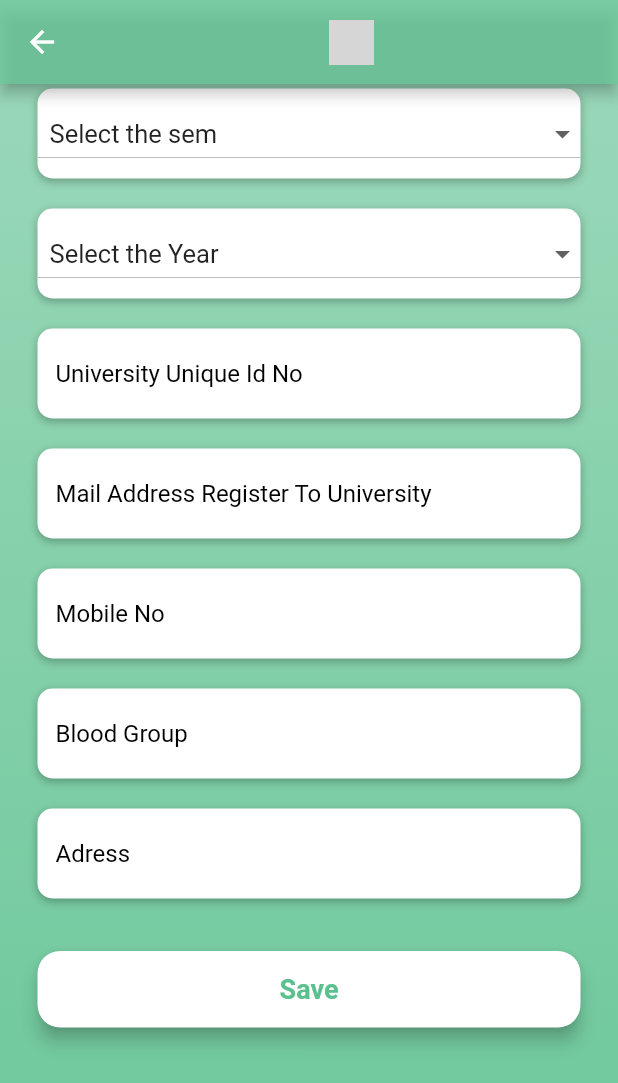
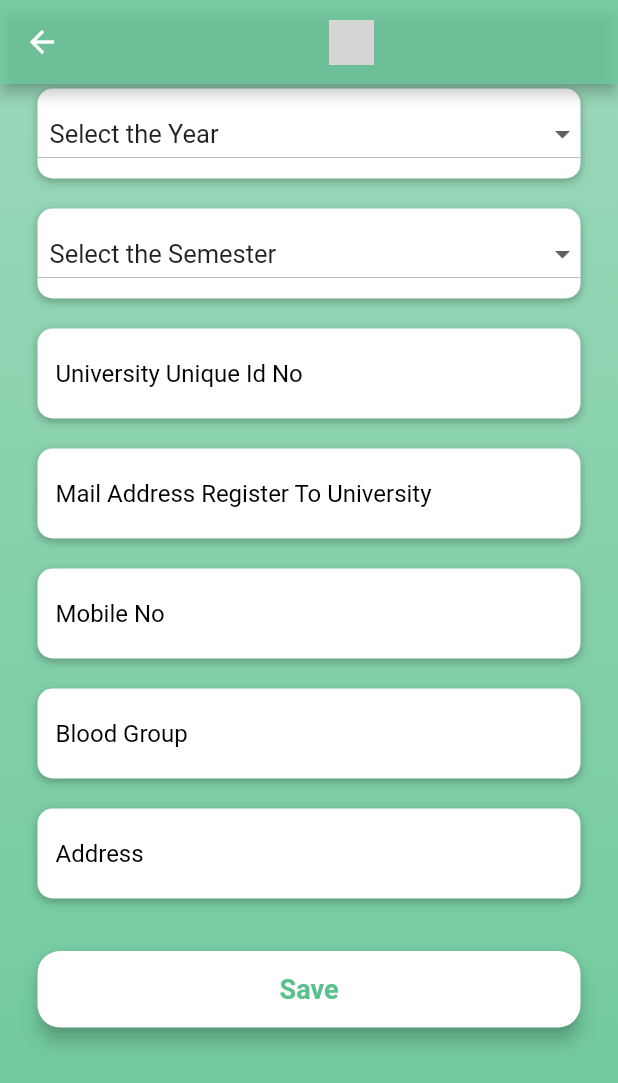
Before and after one commit to priyankasmhetre/SppuStudentApplicationFinal, a Flutter app: the screen it shows after launch, scrolled down 576 dp, on a phone screen of 412 x 824 dp. Shown: the top 1083 px of the screen. Run offline on Flutter 3.47's test engine with Material 2 defaults, Android fonts, the light colour scheme and no system bars; our stand-ins replace flutter_svg, image_picker; grey boxes are pictures that could not be loaded.

Commit message:
solve add year and semester year

```diff
--- a/lib/Screens/Profile_student.dart
+++ b/lib/Screens/Profile_student.dart
@@ -1,59 +1,42 @@
-
-
-
-
-
 import 'dart:io';
-
 import"package:flutter/material.dart";
 import 'package:flutter/services.dart';
 import 'package:image_picker/image_picker.dart';
-class Profile_student extends StatefulWidget{
+
+class Profile_student extends StatefulWidget {
   @override
   State<StatefulWidget> createState() {
     return student_State();
   }
 }
-
 class student_State extends State<Profile_student> {
    PickedFile imageFile;
-  final ImagePicker _picker=ImagePicker();
+   ImagePicker _picker = ImagePicker();
    String valueChoose;
    String valueChoosen;
 
-  List listitem = ['1','2','3','4','5','6'];
-  List listitems =  ['1','2','3'];
+  List listitem = ['1','2','3'];
+  List listitems =  ['1','2','3','4','5','6'];
 
   @override
     Widget build(BuildContext context) {
-    final _screenSize = MediaQuery
-        .of(context)
-        .size;
+    final _screenSize = MediaQuery.of(context).size;
     // TODO: implement build
     return Scaffold(
       appBar: AppBar(
         leading: IconButton(
           icon: Icon(Icons.arrow_back, color: Colors.white,
-
-        ),
+        ), onPressed: () {  },
         ),
         title: Row(mainAxisAlignment: MainAxisAlignment.center,
-
           children: [
-            Image.asset("assets/images/logo.jpeg",
+            Image.asset("assets.images/logo.jpeg",
               height: 30,alignment: Alignment.center,),
           ],
-
         ),
-
-        backgroundColor:   Color(0xcc5ac18e),
-
-
-
+        backgroundColor :  Color(0xcc5ac18e),
       ),
-
         body: SingleChildScrollView(
-
             child: Container(
                 height: _screenSize.height * 2.0,
                 child: GestureDetector(
@@ -75,7 +58,6 @@ class student_State extends State<Profile_student> {
                           ),
                         ),
 
-
                         child: SingleChildScrollView(
                           // physics: AlwaysScrollableScrollPhysics(),
                           padding: EdgeInsets.symmetric(
@@ -83,7 +65,6 @@ class student_State extends State<Profile_student> {
                             vertical: 120,
                           ),
                           child: Column(
-
                             children: <Widget>[
                               Padding(
                                 padding: const EdgeInsets.all(22.0),
@@ -93,7 +74,6 @@ class student_State extends State<Profile_student> {
                                     color: Colors.white,
                                     fontSize: 30,
                                     fontWeight: FontWeight.bold,
-
                                   ),
                                 ),
                               ),
@@ -104,10 +84,8 @@ class student_State extends State<Profile_student> {
                                     CircleAvatar(
                                       radius: 50,
                                     backgroundImage: imageFile==null
-                                        ?AssetImage("assets/images/logo.jpeg")
+                                        ?AssetImage("assets.images/logo.jpeg")
                                         :FileImage(File(imageFile.path)),
-
-
                                     ),
                                     Positioned(bottom: 1,right: 1,
                                         child:Container(
@@ -121,14 +99,11 @@ class student_State extends State<Profile_student> {
                                            },
                                            child: Icon(Icons.add_a_photo,color: Colors.white,),
                                          ),
-
                                           decoration: BoxDecoration(
                                             color: Colors.redAccent,
                                             borderRadius: BorderRadius.circular(20),
                                           ),
-
                                         ))
-
                                   ],
                                 ),
                               ),
@@ -156,7 +131,6 @@ class student_State extends State<Profile_student> {
                                   height: 10
                               ),
                               buildId(),
-
                               SizedBox(
                                 height: 10,
                               ),
@@ -177,19 +151,14 @@ class student_State extends State<Profile_student> {
                                 height: 10,
                               ),
                               Loginbutton(),
-
-
                             ],
                           ),
-
                         ),
                       ),
                     ],
                   ),
                 )
             )
-
-
         ));
   }
   Widget bottomsheet() {
@@ -213,52 +182,36 @@ class student_State extends State<Profile_student> {
           Row(
             mainAxisAlignment: MainAxisAlignment.center,
            children:<Widget> [
+             // ignore: deprecated_member_use
              FlatButton.icon( icon:Icon(Icons.camera_alt),onPressed:(){
                takePhoto(ImageSource.camera);
-             }, label:Text("Camera")
+             },
+                 label:Text("Camera")
              ),
+             // ignore: deprecated_member_use
              FlatButton.icon( icon:Icon(Icons.image),onPressed:(){
                takePhoto(ImageSource.gallery);
              },
                  label:Text("Gallary")
              )
-
            ]
           )
         ],
       ),
-
     );
   }
-  void takePhoto (ImageSource sourse) async {
+  void takePhoto (ImageSource source) async {
     final pickedFile=await _picker.getImage(
-      source: sourse,
+      source : source,
     );
     setState(() {
       imageFile=pickedFile;
-
     });
   }
-
-
-
   Widget buildName() {
     return Column(
       crossAxisAlignment: CrossAxisAlignment.start,
       children: <Widget>[
-        /* Padding(
-        padding: const EdgeInsets.all(8.0),
-        child: Text(
-          "Name",
-          style: TextStyle(
-            color: Colors.white,
-            fontSize: 15,
-            fontWeight: FontWeight.bold,
-
-          ),
-        ),
-      ),
-        */
         SizedBox(height: 10,),
         Container(
           alignment: Alignment.centerLeft,
@@ -303,19 +256,6 @@ class student_State extends State<Profile_student> {
     return Column(
       crossAxisAlignment: CrossAxisAlignment.start,
       children: <Widget>[
-        /* Padding(
-        padding: const EdgeInsets.all(8.0),
-        child: Text(
-          "Name",
-          style: TextStyle(
-            color: Colors.white,
-            fontSize: 15,
-            fontWeight: FontWeight.bold,
-
-          ),
-        ),
-      ),
-        */
         SizedBox(height: 10,),
         Container(
           alignment: Alignment.centerLeft,
@@ -358,19 +298,7 @@ class student_State extends State<Profile_student> {
     return Column(
       crossAxisAlignment: CrossAxisAlignment.start,
       children: <Widget>[
-        /* Padding(
-        padding: const EdgeInsets.all(8.0),
-        child: Text(
-          "Name",
-          style: TextStyle(
-            color: Colors.white,
-            fontSize: 15,
-            fontWeight: FontWeight.bold,
 
-          ),
-        ),
-      ),
-        */
         SizedBox(height: 10,),
         Container(
           alignment: Alignment.centerLeft,
@@ -408,23 +336,11 @@ class student_State extends State<Profile_student> {
 
     );
   }
-
   Widget buildId() {
     return Column(
       crossAxisAlignment: CrossAxisAlignment.start,
       children: <Widget>[
-        /* Padding(
-        padding: const EdgeInsets.all(8.0),
-        child: Text(
-          "University Id Of Student",
-          style: TextStyle(
-            color: Colors.white,
-            fontSize: 15,
-            fontWeight:FontWeight.bold,
 
-          ),
-        ),
-      ),*/
         SizedBox(height: 10,),
         Container(
           alignment: Alignment.centerLeft,
@@ -462,22 +378,10 @@ class student_State extends State<Profile_student> {
 
     );
   }
-
   Widget buildEmail() {
     return Column(
       crossAxisAlignment: CrossAxisAlignment.start,
       children: <Widget>[
-        /* Padding(
-        padding: const EdgeInsets.all(8.0),
-        child: Text(
-          "University Mail Adress",
-          style: TextStyle(
-            color: Colors.white,
-            fontSize: 15,
-            fontWeight:FontWeight.bold,
-          ),
-        ),
-      ),*/
         SizedBox(height: 10,),
         Container(
           alignment: Alignment.centerLeft,
@@ -508,11 +412,8 @@ class student_State extends State<Profile_student> {
               ),
             ),
           ),
-
         ),
-
       ],
-
     );
   }
 
@@ -520,18 +421,6 @@ class student_State extends State<Profile_student> {
     return Column(
       crossAxisAlignment: CrossAxisAlignment.start,
       children: <Widget>[
-        /*Padding(
-        padding: const EdgeInsets.all(8.0),
-        child: Text(
-          "University Mail Adress",
-          style: TextStyle(
-            color: Colors.white,
-            fontSize: 15,
-            fontWeight:FontWeight.bold,
-
-          ),
-        ),
-      ),*/
         SizedBox(height: 10,),
         Container(
           alignment: Alignment.centerLeft,
@@ -558,35 +447,19 @@ class student_State extends State<Profile_student> {
               hintText: "Blood Group",
               hintStyle: TextStyle(
                 color: Colors.black,
-
               ),
             ),
           ),
-
         ),
-
       ],
-
     );
   }
-
 
   Widget build_MobNo() {
     return Column(
       crossAxisAlignment: CrossAxisAlignment.start,
       children: <Widget>[
-        /*Padding(
-        padding: const EdgeInsets.all(8.0),
-        child: Text(
-          "University Mail Adress",
-          style: TextStyle(
-            color: Colors.white,
-            fontSize: 15,
-            fontWeight:FontWeight.bold,
 
-          ),
-        ),
-      ),*/
         SizedBox(height: 10,),
         Container(
           alignment: Alignment.centerLeft,
@@ -629,18 +502,7 @@ class student_State extends State<Profile_student> {
     return Column(
       crossAxisAlignment: CrossAxisAlignment.start,
       children: <Widget>[
-        /*Padding(
-        padding: const EdgeInsets.all(8.0),
-        child: Text(
-          "University Mail Adress",
-          style: TextStyle(
-            color: Colors.white,
-            fontSize: 15,
-            fontWeight:FontWeight.bold,
 
-          ),
-        ),
-      ),*/
         SizedBox(height: 10,),
         Container(
           alignment: Alignment.centerLeft,
@@ -659,7 +521,7 @@ class student_State extends State<Profile_student> {
           child: DropdownButton(
            hint: Padding(
              padding: const EdgeInsets.all(8.0),
-             child: Text("Select the sem",
+             child: Text("Select the Year",
                 style: TextStyle(
                  color: Colors.black87,
                     ),),
@@ -696,18 +558,7 @@ class student_State extends State<Profile_student> {
     return Column(
       crossAxisAlignment: CrossAxisAlignment.start,
       children: <Widget>[
-        /*Padding(
-        padding: const EdgeInsets.all(8.0),
-        child: Text(
-          "University Mail Adress",
-          style: TextStyle(
-            color: Colors.white,
-            fontSize: 15,
-            fontWeight:FontWeight.bold,
 
-          ),
-        ),
-      ),*/
         SizedBox(height: 10,),
         Container(
           alignment: Alignment.centerLeft,
@@ -726,7 +577,7 @@ class student_State extends State<Profile_student> {
           child: DropdownButton(
                    hint: Padding(
                      padding: const EdgeInsets.all(8.0),
-                     child: Text("Select the Year",
+                     child: Text("Select the Semester",
                       style: TextStyle(
                           color: Colors.black87,
                        ),),
@@ -755,25 +606,12 @@ class student_State extends State<Profile_student> {
               ),
     ],
     );
-
   }
 
   Widget build_Adress() {
     return Column(
       crossAxisAlignment: CrossAxisAlignment.start,
       children: <Widget>[
-        /*Padding(
-        padding: const EdgeInsets.all(8.0),
-        child: Text(
-          "University Mail Adress",
-          style: TextStyle(
-            color: Colors.white,
-            fontSize: 15,
-            fontWeight:FontWeight.bold,
-
-          ),
-        ),
-      ),*/
         SizedBox(height: 10,),
         Container(
           alignment: Alignment.centerLeft,
@@ -797,26 +635,20 @@ class student_State extends State<Profile_student> {
             decoration: InputDecoration(
               border: InputBorder.none,
               contentPadding: EdgeInsets.only(left: 12,),
-              hintText: "Adress",
+              hintText: "Address",
               hintStyle: TextStyle(
                 color: Colors.black,
-
               ),
             ),
           ),
-
         ),
-
       ],
-
     );
   }
-
   Widget Loginbutton() {
     return Container(
       padding: EdgeInsets.symmetric(vertical: 25),
       width: double.infinity,
-
       // ignore: deprecated_member_use
       child: RaisedButton(
         elevation: 5,
@@ -832,112 +664,9 @@ class student_State extends State<Profile_student> {
             color: Color(0xff5ac18e),
             fontSize: 18,
             fontWeight: FontWeight.bold,
-
-          ),
-
           ),
         ),
-
+      ),
     );
   }
 }
-
-/*
-class student_State extends State<Registration_student> {
-  @override
-  Widget build(BuildContext context){
-    final _screenSize = MediaQuery.of(context).size;
-    // TODO: implement build
-    return  Scaffold(
-      body:SingleChildScrollView(
-          child: Container(
-          height: _screenSize.height * 2.0,
-            child: GestureDetector(
-              child: Stack(
-                children:<Widget> [
-                  Container(
-                    height: double.infinity,
-                    width: double.infinity,
-                    decoration: BoxDecoration(
-                      gradient: LinearGradient(
-                          begin:Alignment.topCenter,
-                          end: Alignment.bottomCenter,
-                          colors: [
-                            Color(0x665ac18e),
-                            Color(0x995ac18e),
-                            Color(0xcc5ac18e),
-                            Color(0xff5ac18e),
-                          ]
-                      ),
-                    ),
-
-
-                   child: SingleChildScrollView(
-                     // physics: AlwaysScrollableScrollPhysics(),
-                      padding: EdgeInsets.symmetric(
-                        horizontal: 25,
-                        vertical: 120,
-                      ),
-                      child: Column(
-
-                        children:<Widget> [
-                          Padding(
-                            padding: const EdgeInsets.all(22.0),
-                            child: Text(
-                              "Registration Page",
-                              style: TextStyle(
-                                color: Colors.white,
-                                fontSize: 30,
-                                fontWeight:FontWeight.bold,
-
-                              ),
-                            ),
-                          ),
-                          SizedBox(
-                            height: 10,
-                          ),
-                          buildName(),
-                          SizedBox(
-                            height: 10
-                          ),
-                          buildId(),
-
-                          SizedBox(
-                            height: 10,
-                          ),
-                          buildEmail(),
-                          SizedBox(
-                            height: 10,
-                          ),
-                          buildDepartment(),
-                          SizedBox(
-                            height: 10,
-                          ),
-                          buildCourse(),
-                          Loginbutton(),
-                          forgotbutton(),
-
-
-                        ],
-                      ),
-
-                    ),
-                 ),
-                ],
-              ),
-            )
-        )
-
-
-
-    ));
-
-
-
-
-
-
-
-  }
-}
-}*/
```
Also changed, not shown: lib/main.dart (+5 -13 lines), pubspec.yaml (+9 -9 lines), pubspec.lock. Lines whose indentation alone changed are shown as unchanged.
